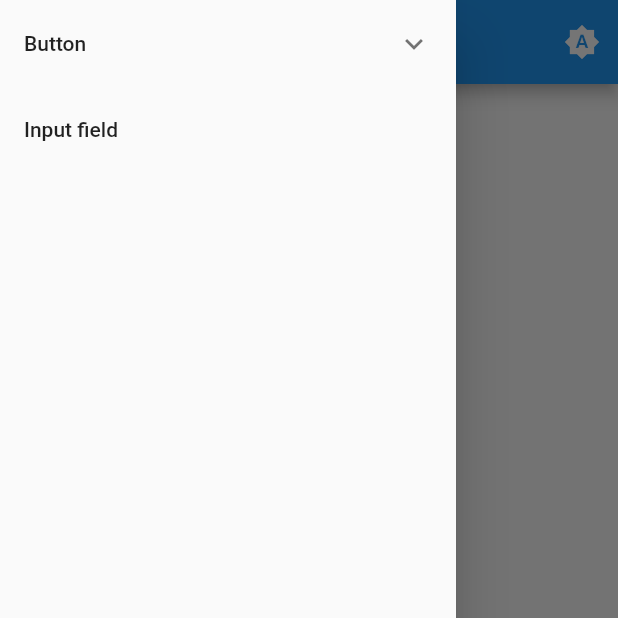
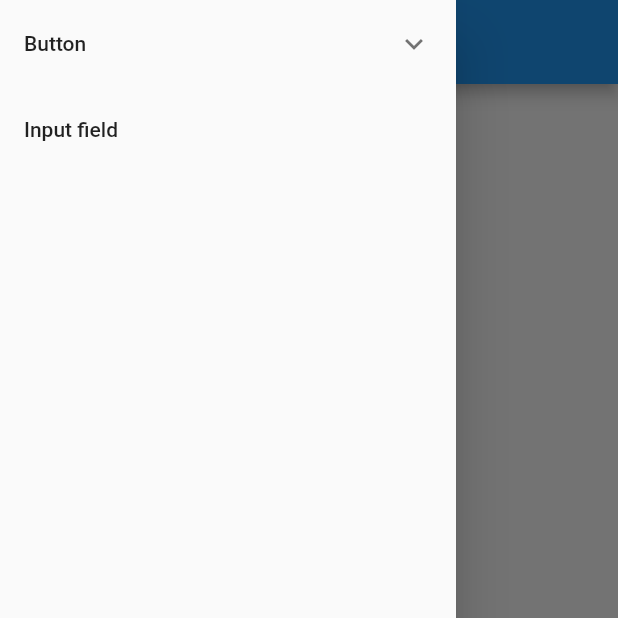
Before and after one commit to ookami-kb/storybook_flutter, a Flutter app: the screen it shows after launch, with the side drawer open, on a phone screen of 412 x 824 dp, the top half of it. Run offline on Flutter 3.47's test engine with Material 2 defaults, Android fonts, the phone set to English and light mode, and no system bars; our stand-ins replace recase.

Commit message:
feat!: Major theme upgrade

```diff
--- /dev/null
+++ b/lib/src/control_panel/provider.dart
@@ -0,0 +1,14 @@
+import 'package:flutter/foundation.dart';
+
+enum ControlPanelOption { knobs }
+
+class ControlPanelProvider extends ChangeNotifier {
+  ControlPanelOption? _option = ControlPanelOption.knobs;
+
+  ControlPanelOption? get option => _option;
+
+  void toggle(ControlPanelOption option) {
+    _option = _option == option ? null : option;
+    notifyListeners();
+  }
+}
--- a/lib/src/knobs/select_knob.dart
+++ b/lib/src/knobs/select_knob.dart
@@ -38,7 +38,11 @@ class SelectKnobWidget<T> extends StatelessWidget {
   @override
   Widget build(BuildContext context) => ListTile(
         title: DropdownButtonFormField<T>(
-          decoration: InputDecoration(labelText: label),
+          decoration: InputDecoration(
+            isDense: true,
+            labelText: label,
+            border: const OutlineInputBorder(),
+          ),
           isExpanded: true,
           value: value,
           items: values
--- a/lib/src/knobs/string_knob.dart
+++ b/lib/src/knobs/string_knob.dart
@@ -19,7 +19,11 @@ class StringKnobWidget extends StatelessWidget {
   @override
   Widget build(BuildContext context) => ListTile(
         title: TextFormField(
-          decoration: InputDecoration(labelText: label),
+          decoration: InputDecoration(
+            isDense: true,
+            labelText: label,
+            border: const OutlineInputBorder(),
+          ),
           initialValue: value,
           onChanged: (v) => context.knobs.update(label, v),
         ),
--- a/lib/src/story_page_wrapper.dart
+++ b/lib/src/story_page_wrapper.dart
@@ -3,7 +3,8 @@ import 'package:flutter/material.dart';
 import 'package:provider/provider.dart';
 import 'package:storybook_flutter/src/breakpoint.dart';
 import 'package:storybook_flutter/src/story.dart';
-import 'package:storybook_flutter/src/theme_switcher.dart';
+
+enum StoryMode { normal, fullScreen }
 
 class StoryPageWrapper extends StatelessWidget {
   const StoryPageWrapper({Key? key, this.path}) : super(key: key);
@@ -23,34 +24,60 @@ class StoryPageWrapper extends StatelessWidget {
     final isFullPage = storyPath.length > 1 && storyPath[1] == 'full';
 
     if (isFullPage) {
-      return Scaffold(body: _buildStory(context, story));
+      return Provider.value(
+        value: StoryMode.fullScreen,
+        child: Builder(
+          builder: (context) => Scaffold(body: _buildStory(context, story)),
+        ),
+      );
     }
 
+    return MultiProvider(
+      providers: [
+        Provider.value(value: story),
+      ],
+      builder: (context, _) {
         final contents = _Contents(
           onTap: (story) => _onStoryTap(context, story),
           current: story,
           children: stories,
         );
 
-    return Scaffold(
-      drawer: _shouldDisplayDrawer(context) ? Drawer(child: contents) : null,
-      appBar: AppBar(
-        title: Text(story?.name ?? 'Storybook'),
-        actions: const [ThemeSwitcher()],
-      ),
-      body: _shouldDisplayDrawer(context)
+        return Hero(
+          tag: 'StoryPageWrapper',
+          child: Scaffold(
+            drawer:
+                _shouldDisplayDrawer(context) ? Drawer(child: contents) : null,
+            appBar: AppBar(title: Text(story?.name ?? 'Storybook')),
+            body: Provider.value(
+              value: StoryMode.normal,
+              child: _shouldDisplayDrawer(context)
                   ? _buildStory(context, story)
                   : Row(
                       crossAxisAlignment: CrossAxisAlignment.stretch,
                       children: <Widget>[
                         Container(
+                          decoration: BoxDecoration(
+                            border: Border(
+                              right: BorderSide(
+                                color: Theme.of(context).dividerColor,
+                              ),
+                            ),
+                            color: Theme.of(context).cardColor,
+                          ),
                           width: 200,
-                  color: Theme.of(context).cardColor,
+                          child: ListTileTheme(
+                            style: ListTileStyle.drawer,
                             child: contents,
+                          ),
                         ),
                         Expanded(child: _buildStory(context, story)),
                       ],
                     ),
+            ),
+          ),
+        );
+      },
     );
   }
 
--- a/lib/src/storybook.dart
+++ b/lib/src/storybook.dart
@@ -1,7 +1,7 @@
 import 'package:flutter/material.dart';
 import 'package:flutter/widgets.dart';
 import 'package:provider/provider.dart';
-import 'package:storybook_flutter/src/route.dart';
+import 'package:storybook_flutter/src/control_panel/provider.dart';
 import 'package:storybook_flutter/src/story.dart';
 import 'package:storybook_flutter/src/story_page_wrapper.dart';
 import 'package:storybook_flutter/src/theme_mode_provider.dart';
@@ -90,19 +90,21 @@ class Storybook extends StatelessWidget {
           Provider.value(value: children),
           ChangeNotifierProvider(create: (_) => ThemeModeProvider(themeMode)),
           Provider<StoryWrapperBuilder?>.value(value: storyWrapperBuilder),
+          ChangeNotifierProvider(create: (_) => ControlPanelProvider()),
         ],
         child: Builder(
           builder: (context) => MaterialApp(
+            debugShowCheckedModeBanner: false,
             themeMode: Provider.of<ThemeModeProvider>(context).current,
             theme: theme ?? ThemeData(brightness: Brightness.light),
             darkTheme: darkTheme ?? ThemeData(brightness: Brightness.dark),
             localizationsDelegates: localizationDelegates,
             onGenerateInitialRoutes: (name) => [
-              StoryRoute(
+              MaterialPageRoute<void>(
                 builder: (_) => StoryPageWrapper(path: name.toStoryPath()),
               ),
             ],
-            onGenerateRoute: (settings) => StoryRoute(
+            onGenerateRoute: (settings) => MaterialPageRoute<void>(
               settings: settings,
               builder: (_) => StoryPageWrapper(
                 path: settings.name!.toStoryPath(),
```
Also changed, not shown: lib/src/control_panel/widgets/control_panel.dart (added, +66 -0 lines), lib/src/control_panel/widgets/full_screen_button.dart (added, +18 -0 lines), lib/src/knobs/knob_panel.dart (+19 -8 lines), lib/src/story.dart (+8 -9 lines), example/pubspec.lock, meta/preview.png, 39 other files. Lines whose indentation alone changed are shown as unchanged.
